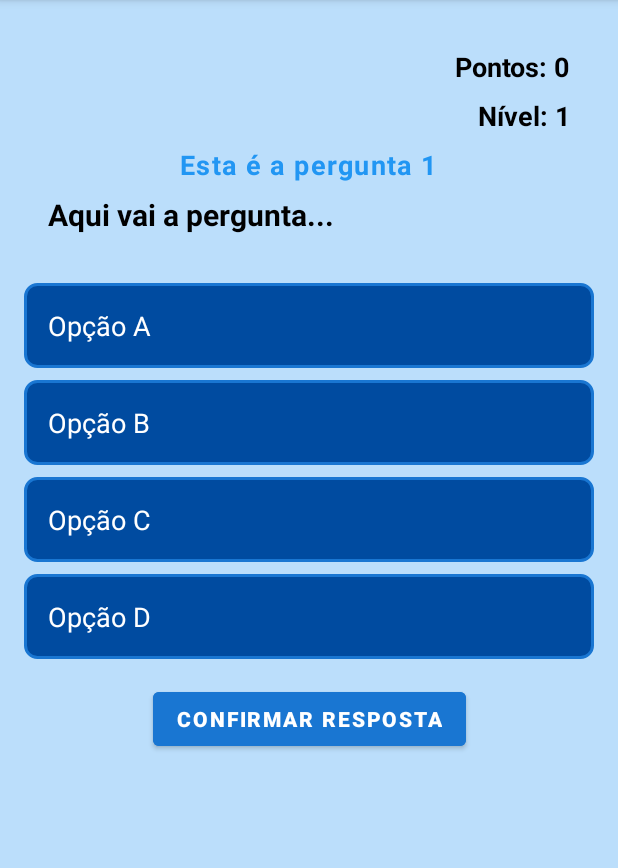
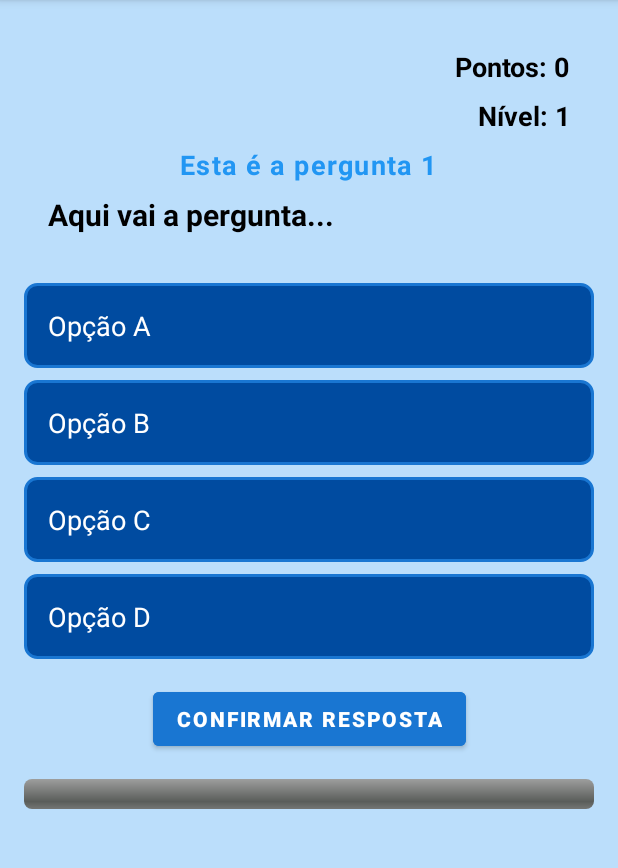
Before and after one commit to rafaelmarcal1/QuizAedes, an Android app: the PerguntasActivity screen opened directly, with no data from a screen before it, on a phone screen of 412 x 824 dp, the part 84-952 px from its top. Run offline under Robolectric (Android 15) with nearby library versions, the phone set to English and light mode, and no system bars; our stand-ins replace Firebase (no records; nobody signed in at launch, a user with empty details on screens opened directly).

Commit message:
Pacote de Melhorias 2

```diff
--- a/app/src/main/java/rafaelmarcal/ifsp/edu/quizaedes/ui/perguntas/PerguntasViewModel.java
+++ b/app/src/main/java/rafaelmarcal/ifsp/edu/quizaedes/ui/perguntas/PerguntasViewModel.java
@@ -3,7 +3,6 @@ package rafaelmarcal.ifsp.edu.quizaedes.ui.perguntas;
 import androidx.lifecycle.LiveData;
 import androidx.lifecycle.MutableLiveData;
 import androidx.lifecycle.ViewModel;
-
 import java.util.ArrayList;
 import java.util.Collections;
 import java.util.List;
@@ -40,6 +39,10 @@ public class PerguntasViewModel extends ViewModel {
 
     public int getNumeroPerguntaAtual() {
         return perguntaAtualIndex + 1; // Como o índice começa de 0, somamos 1 para exibir "Pergunta 1", "Pergunta 2", etc.
+    }
+
+    public int getPerguntaAtualIndex() {
+        return perguntaAtualIndex;  // Retorna o índice da pergunta atual (de 0 a 8)
     }
 
     // Avançar para a próxima pergunta
@@ -128,4 +131,5 @@ public class PerguntasViewModel extends ViewModel {
         respostasCorretas = 0;
         nivel = 1; // Resetar o nível
     }
+
 }
--- a/app/src/main/res/layout/activity_perguntas.xml
+++ b/app/src/main/res/layout/activity_perguntas.xml
@@ -51,9 +51,7 @@
         app:layout_constraintEnd_toEndOf="parent"
         android:layout_marginTop="24dp" />
 
-
     <!-- Opções de resposta -->
-
     <TextView
         android:id="@+id/tvNumeroPergunta"
         android:layout_width="wrap_content"
@@ -160,17 +158,19 @@
         app:layout_constraintTop_toBottomOf="@id/btnConfirmarResposta"
         app:layout_constraintStart_toStartOf="parent"
         app:layout_constraintEnd_toEndOf="parent"
-        android:layout_marginTop="16dp"  />
+        android:layout_marginTop="16dp" />
 
     <!-- Barra de progresso -->
     <ProgressBar
         android:id="@+id/progressBar"
         android:layout_width="0dp"
         android:layout_height="wrap_content"
-        android:progress="50"
+        android:layout_marginTop="16dp"
+        android:progress="0"
+        android:max="9"
+        android:layout_gravity="center_horizontal"
+        style="@android:style/Widget.ProgressBar.Horizontal"
         app:layout_constraintTop_toBottomOf="@id/tvFeedback"
         app:layout_constraintStart_toStartOf="parent"
-        app:layout_constraintEnd_toEndOf="parent"
-        android:layout_marginTop="16dp" />
-
+        app:layout_constraintEnd_toEndOf="parent" />
 </androidx.constraintlayout.widget.ConstraintLayout>
```
Also changed, not shown: app/src/main/java/rafaelmarcal/ifsp/edu/quizaedes/ui/perguntas/PerguntasActivity.java (+9 -5 lines).
